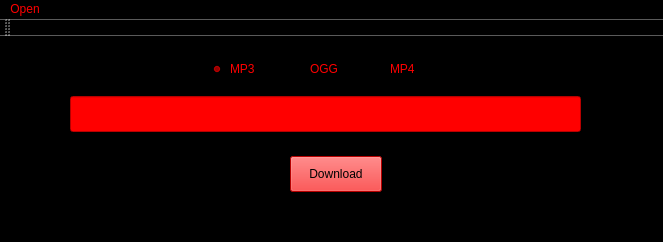
This is mainwindow.ui in MarechalLima/Youtube-dl_GUI as Qt 5 draws it before an edit. The edited form follows.
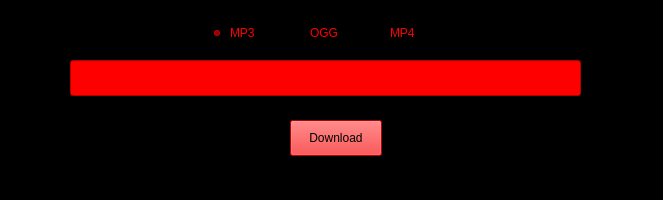
This is the edited form.

What changed in the file:
```diff
--- a/mainwindow.ui
+++ b/mainwindow.ui
@@ -7,7 +7,7 @@
     <x>0</x>
     <y>0</y>
     <width>663</width>
-    <height>242</height>
+    <height>200</height>
    </rect>
   </property>
   <property name="sizePolicy">
@@ -19,13 +19,13 @@
   <property name="minimumSize">
    <size>
     <width>663</width>
-    <height>242</height>
+    <height>200</height>
    </size>
   </property>
   <property name="maximumSize">
    <size>
     <width>663</width>
-    <height>242</height>
+    <height>200</height>
    </size>
   </property>
   <property name="windowTitle">
@@ -122,33 +122,6 @@
     </property>
    </widget>
   </widget>
-  <widget class="QMenuBar" name="menuBar">
-   <property name="geometry">
-    <rect>
-     <x>0</x>
-     <y>0</y>
-     <width>663</width>
-     <height>25</height>
-    </rect>
-   </property>
-   <widget class="QMenu" name="menuOpen">
-    <property name="title">
-     <string>Open</string>
-    </property>
-    <addaction name="actionOpen_list"/>
-    <addaction name="separator"/>
-    <addaction name="actionExit"/>
-   </widget>
-   <addaction name="menuOpen"/>
-  </widget>
-  <widget class="QToolBar" name="mainToolBar">
-   <attribute name="toolBarArea">
-    <enum>TopToolBarArea</enum>
-   </attribute>
-   <attribute name="toolBarBreak">
-    <bool>false</bool>
-   </attribute>
-  </widget>
   <widget class="QStatusBar" name="statusBar"/>
   <action name="actionOpen_list">
    <property name="text">
```
Left out of the diff: 10 changed lines with no effect on the pictures.
